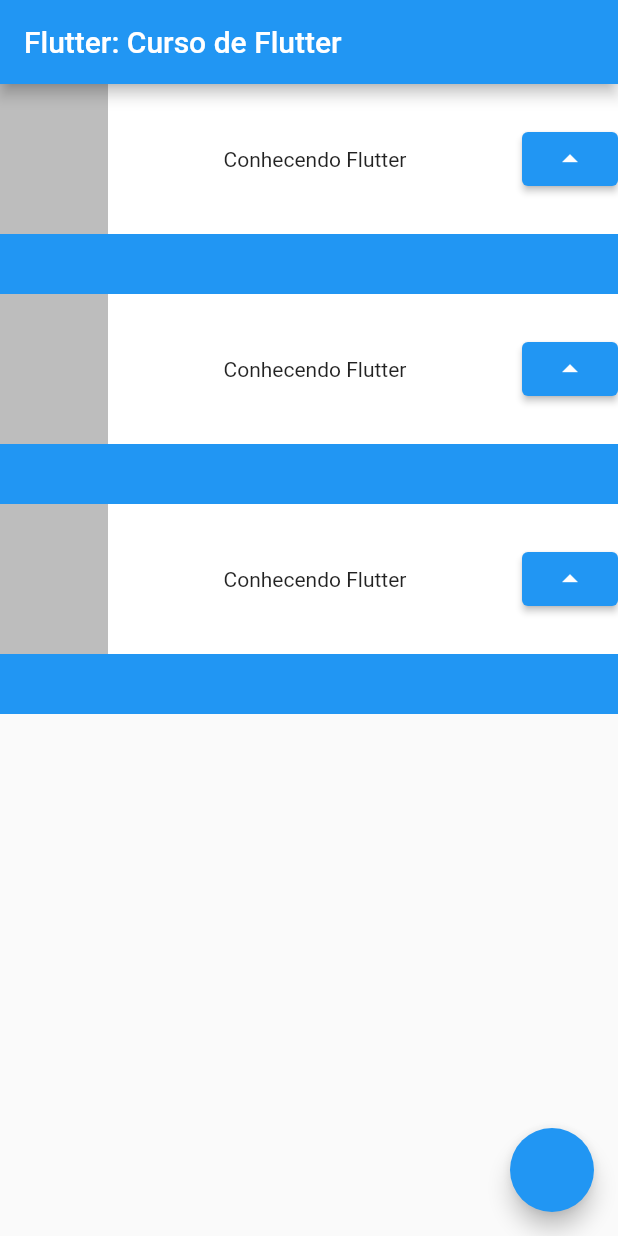
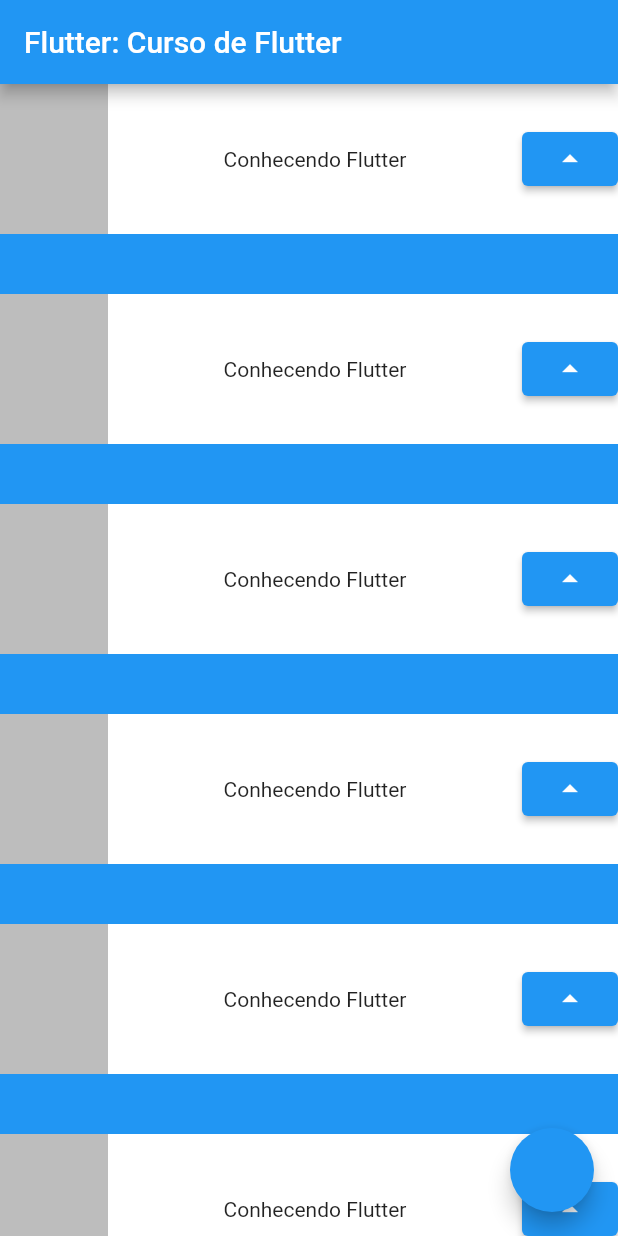
Before and after one commit to Ronaldss/Flutter-estudos, a Flutter app: the screen it shows after launch, on a phone screen of 412 x 824 dp. Run offline on Flutter 3.47's test engine with Material 2 defaults, Android fonts, the phone set to English and light mode, and no system bars.

```diff
--- a/flutter_application_2/lib/main.dart
+++ b/flutter_application_2/lib/main.dart
@@ -18,8 +18,26 @@ class MyApp extends StatelessWidget {
         appBar: AppBar(
           title: Text('Flutter: Curso de Flutter'),
         ),
-        body: Column(
+        body: ListView(
          children:[
+          Task('Iniciando o Curso'),
+          Task('Fazendo o Curso'),
+          Task('Finalizando o curso'),
+          Task('Iniciando o Curso'),
+          Task('Fazendo o Curso'),
+          Task('Finalizando o curso'),
+          Task('Iniciando o Curso'),
+          Task('Fazendo o Curso'),
+          Task('Finalizando o curso'),
+          Task('Iniciando o Curso'),
+          Task('Fazendo o Curso'),
+          Task('Finalizando o curso'),
+          Task('Iniciando o Curso'),
+          Task('Fazendo o Curso'),
+          Task('Finalizando o curso'),
+          Task('Iniciando o Curso'),
+          Task('Fazendo o Curso'),
+          Task('Finalizando o curso'),
           Task('Iniciando o Curso'),
           Task('Fazendo o Curso'),
           Task('Finalizando o curso'),
```
